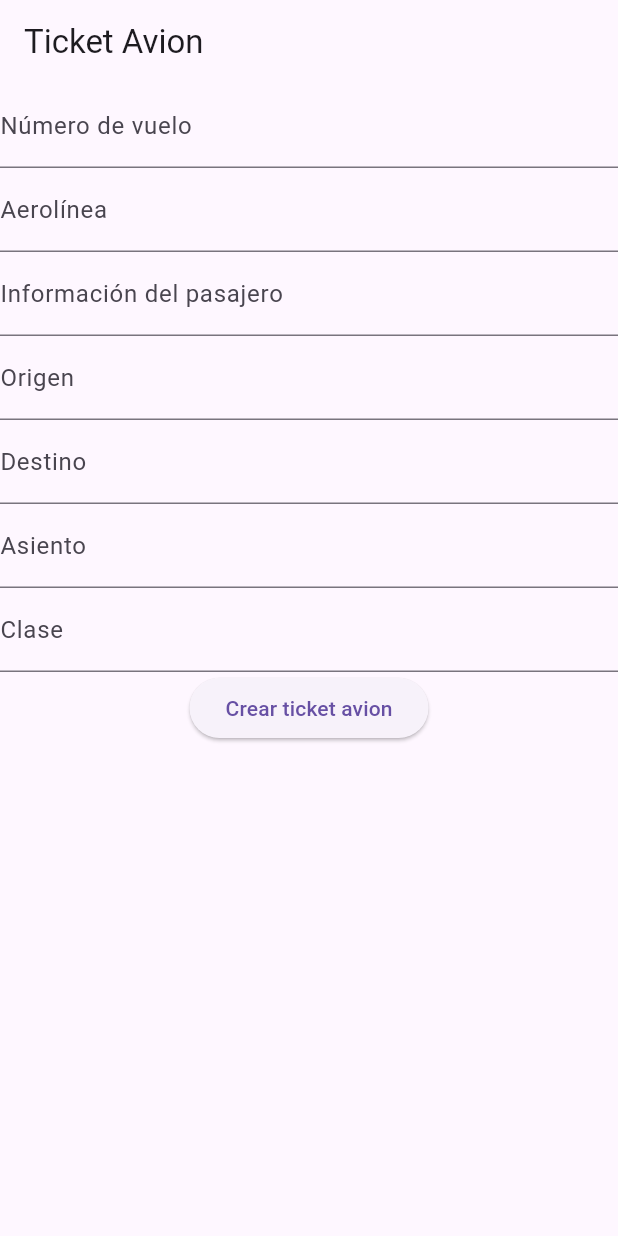
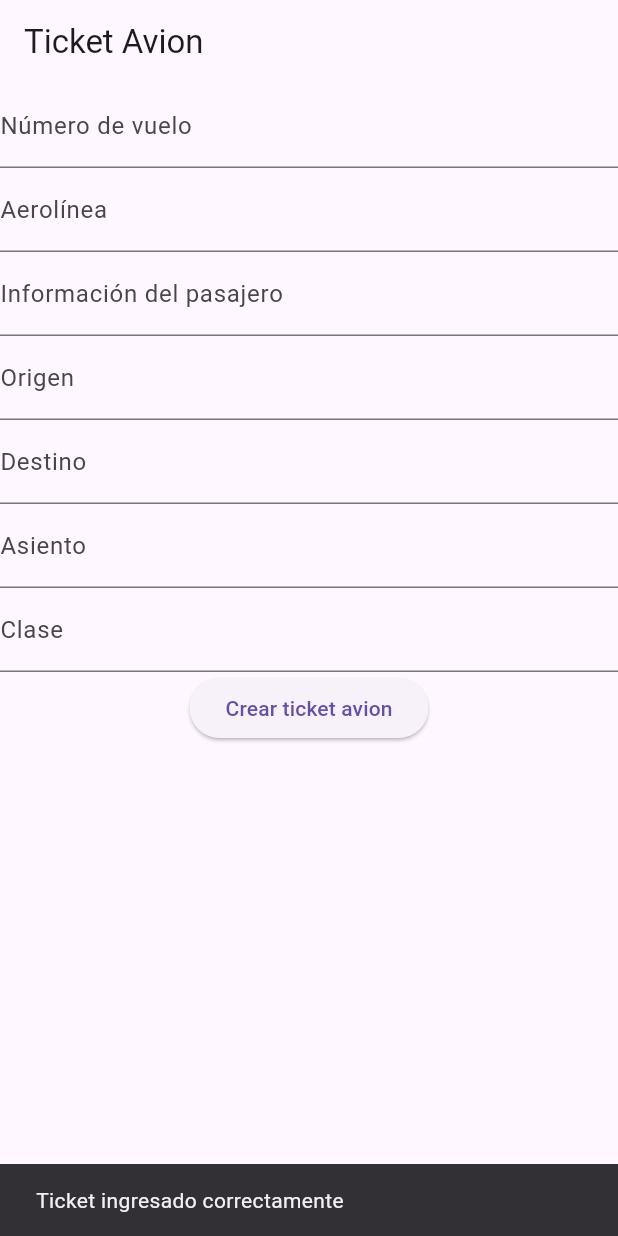
Before and after one commit to BeysonEMC/examen2, a Flutter app: the screen it shows after launch, after a tap on "Crear ticket avion", on a phone screen of 412 x 824 dp. Run offline on Flutter 3.47's test engine with Material 3 defaults, Android fonts, the phone set to English and light mode, and no system bars; our stand-ins replace cloud_firestore, firebase_core; accounts and stored records are empty.

Commit message:
cuarto commit

```diff
--- a/lib/providers/ticket_avion_provider.dart
+++ b/lib/providers/ticket_avion_provider.dart
@@ -1,33 +1,55 @@
 import 'package:flutter/material.dart';
 import 'package:cloud_firestore/cloud_firestore.dart';
 import 'package:flutter_ticket_avion/models/ticket_avion.dart';
-import 'package:flutter/foundation.dart';
 
 class TicketAvionProvider with ChangeNotifier {
   List<TicketAvion> _ticketsAvion = [];
 
   List<TicketAvion> get ticketsAvion => _ticketsAvion;
 
+  Stream<List<TicketAvion>> get ticketsAvionStream {
+    return FirebaseFirestore.instance.collection('ticketsAvion').snapshots().map((querySnapshot) {
+      return querySnapshot.docs.map((doc) => TicketAvion.fromJson(doc.data())).toList();
+    });
+  }
+
   Future<void> leerTicketsAvion() async {
+    try {
       final querySnapshot = await FirebaseFirestore.instance.collection('ticketsAvion').get();
       _ticketsAvion = querySnapshot.docs.map((doc) => TicketAvion.fromJson(doc.data())).toList();
       notifyListeners();
+    } catch (e) {
+      print('Error leyendo ticketsAvion: $e');
+    }
   }
 
   Future<void> actualizarTicketAvion(TicketAvion ticketAvion) async {
+    try {
       await FirebaseFirestore.instance.collection('ticketsAvion').doc(ticketAvion.numeroVuelo).update(ticketAvion.toJson());
       _ticketsAvion[_ticketsAvion.indexOf(ticketAvion)] = ticketAvion;
       notifyListeners();
+    } catch (e) {
+      print('Error actualizando ticketAvion: $e');
+    }
   }
 
   Future<void> eliminarTicketAvion(TicketAvion ticketAvion) async {
+    try {
       await FirebaseFirestore.instance.collection('ticketsAvion').doc(ticketAvion.numeroVuelo).delete();
       _ticketsAvion.remove(ticketAvion);
       notifyListeners();
+    } catch (e) {
+      print('Error eliminando ticketAvion: $e');
     }
+  }
+
   Future<void> crearTicketAvion(TicketAvion ticketAvion) async {
+    try {
       await FirebaseFirestore.instance.collection('ticketsAvion').add(ticketAvion.toJson());
       _ticketsAvion.add(ticketAvion);
       notifyListeners();
+    } catch (e) {
+      print('Error creando ticketAvion: $e');
     }
   }
+}
--- a/lib/ticekt_avion_screen.dart
+++ b/lib/ticekt_avion_screen.dart
@@ -3,48 +3,70 @@ import 'package:provider/provider.dart';
 import 'package:flutter_ticket_avion/models/ticket_avion.dart';
 import 'package:flutter_ticket_avion/providers/ticket_avion_provider.dart';
 
-class TicketAvionScreen extends StatelessWidget {
+class TicketAvionScreen extends StatefulWidget {
+  @override
+  _TicketAvionScreenState createState() => _TicketAvionScreenState();
+}
+
+class _TicketAvionScreenState extends State<TicketAvionScreen> {
+  final _numeroVueloController = TextEditingController();
+  final _aerolineaController = TextEditingController();
+  final _informacionPasajeroController = TextEditingController();
+  final _origenController = TextEditingController();
+  final _destinoController = TextEditingController();
+  final _asientoController = TextEditingController();
+  final _claseController = TextEditingController();
+
   @override
   Widget build(BuildContext context) {
-    return ChangeNotifierProvider(
-      create: (_) => TicketAvionProvider(),
-      child: Scaffold(
+    return Scaffold(
       appBar: AppBar(
         title: Text('Ticket Avion'),
       ),
-      body: Column(
+      body: ChangeNotifierProvider(
+        create: (_) => TicketAvionProvider(),
+        child: Builder(
+          builder: (context) {
+            return Column(
               children: [
                 TextField(
+                  controller: _numeroVueloController,
                   decoration: InputDecoration(
                     labelText: 'Número de vuelo',
                   ),
                 ),
                 TextField(
+                  controller: _aerolineaController,
                   decoration: InputDecoration(
                     labelText: 'Aerolínea',
                   ),
                 ),
                 TextField(
+                  controller: _informacionPasajeroController,
                   decoration: InputDecoration(
                     labelText: 'Información del pasajero',
                   ),
                 ),
                 TextField(
+                  controller: _origenController,
                   decoration: InputDecoration(
                     labelText: 'Origen',
                   ),
                 ),
                 TextField(
+                  controller: _destinoController,
                   decoration: InputDecoration(
                     labelText: 'Destino',
                   ),
                 ),
                 TextField(
+                  controller: _asientoController,
                   decoration: InputDecoration(
                     labelText: 'Asiento',
                   ),
                 ),
                 TextField(
+                  controller: _claseController,
                   decoration: InputDecoration(
                     labelText: 'Clase',
                   ),
@@ -52,19 +74,31 @@ class TicketAvionScreen extends StatelessWidget {
                 ElevatedButton(
                   onPressed: () {
                     final ticketAvion = TicketAvion(
-      numeroVuelo: '12345',
-      aerolinea: 'Aerolínea 1',
-      informacionPasajero: 'Información del pasajero',
-      origen: 'Origen',
-      destino: 'Destino',
-      asiento: 'Asiento',
-      clase: 'Clase',
+                      numeroVuelo: _numeroVueloController.text,
+                      aerolinea: _aerolineaController.text,
+                      informacionPasajero: _informacionPasajeroController.text,
+                      origen: _origenController.text,
+                      destino: _destinoController.text,
+                      asiento: _asientoController.text,
+                      clase: _claseController.text,
                     );
                     Provider.of<TicketAvionProvider>(context, listen: false).crearTicketAvion(ticketAvion);
+                    _numeroVueloController.clear();
+                    _aerolineaController.clear();
+                    _informacionPasajeroController.clear();
+                    _origenController.clear();
+                    _destinoController.clear();
+                    _asientoController.clear();
+                    _claseController.clear();
+                    ScaffoldMessenger.of(context).showSnackBar(
+                      SnackBar(content: Text('Ticket ingresado correctamente')),
+                    );
                   },
                   child: Text('Crear ticket avion'),
                 ),
               ],
+            );
+          },
         ),
       ),
     );
```
Lines whose indentation alone changed are shown as unchanged.
